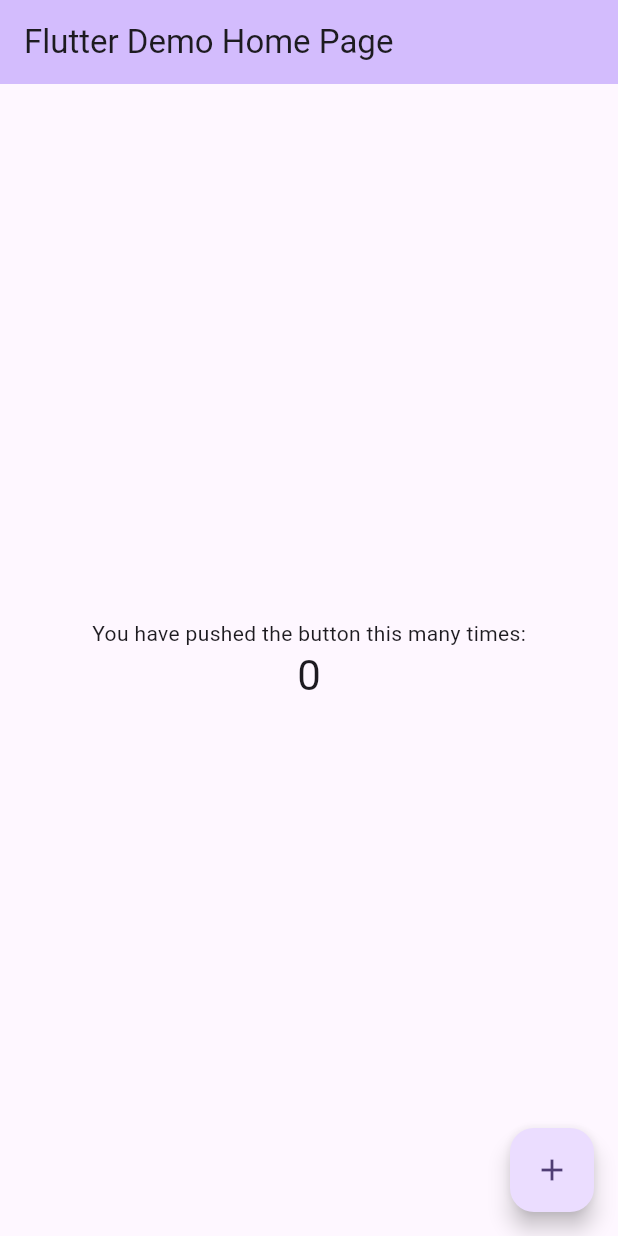
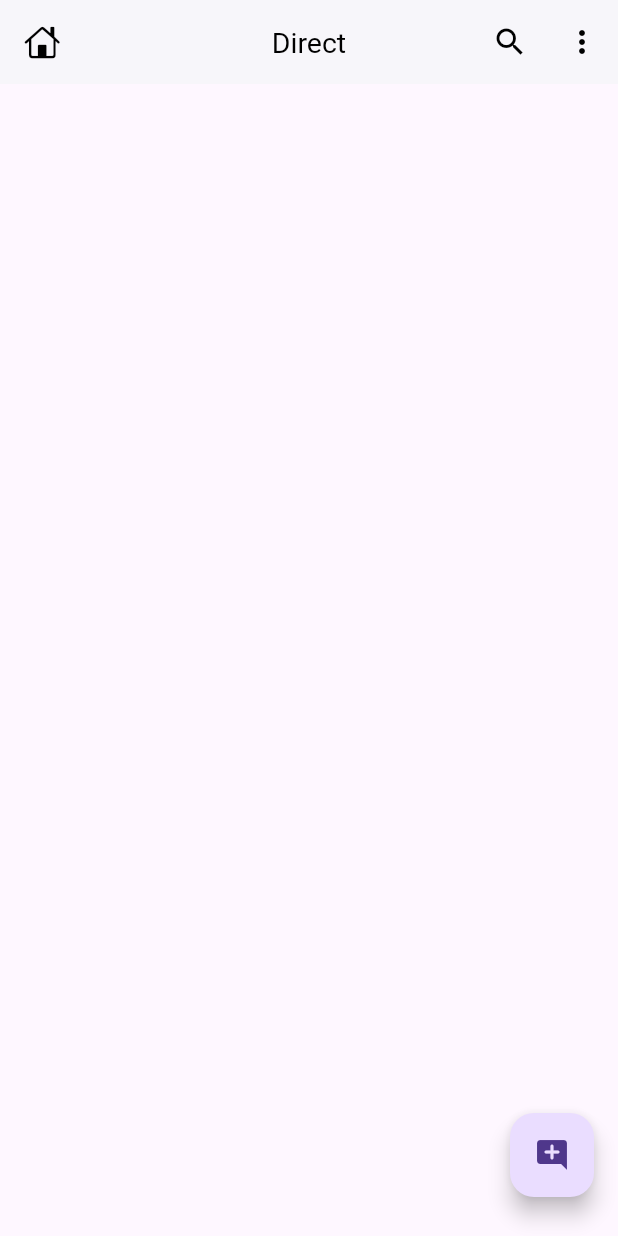
Before and after one commit to fran780/Direct, a Flutter app: the screen it shows after launch, on a phone screen of 412 x 824 dp. Run offline on Flutter 3.47's test engine with Material 3 defaults, Android fonts, the light colour scheme and no system bars.

Commit message:
Etapa 4
creacion de carpeta screen (la cual contendra todas las pantallas de dicho proyecto).
pantalla home_screen.dart creada y en etapa de incio, se trabajo en el AppBar como un tema, e iconos en la pantalla y un boton flotante.

```diff
--- a/lib/main.dart
+++ b/lib/main.dart
@@ -1,3 +1,4 @@
+import 'package:direct/screens/home_screen.dart';
 import 'package:flutter/material.dart';
 
 void main() {
@@ -7,119 +8,20 @@
 class MyApp extends StatelessWidget {
   const MyApp({super.key});
 
-  // This widget is the root of your application.
   @override
   Widget build(BuildContext context) {
     return MaterialApp(
-      title: 'Flutter Demo',
+      title: 'Direct',
       theme: ThemeData(
-        // This is the theme of your application.
-        //
-        // TRY THIS: Try running your application with "flutter run". You'll see
-        // the application has a purple toolbar. Then, without quitting the app,
-        // try changing the seedColor in the colorScheme below to Colors.green
-        // and then invoke "hot reload" (save your changes or press the "hot
-        // reload" button in a Flutter-supported IDE, or press "r" if you used
-        // the command line to start the app).
-        //
-        // Notice that the counter didn't reset back to zero; the application
-        // state is not lost during the reload. To reset the state, use hot
-        // restart instead.
-        //
-        // This works for code too, not just values: Most code changes can be
-        // tested with just a hot reload.
-        colorScheme: ColorScheme.fromSeed(seedColor: Colors.deepPurple),
-        useMaterial3: true,
-      ),
-      home: const MyHomePage(title: 'Flutter Demo Home Page'),
+          appBarTheme: const AppBarTheme(
+        centerTitle: true,
+        elevation: 1,
+        iconTheme: IconThemeData(color: Colors.black),
+        titleTextStyle: TextStyle(
+            color: Colors.black, fontWeight: FontWeight.normal, fontSize: 19),
+        backgroundColor: Colors.white,
+      )),
+      home: const HomeScreen(),
     );
   }
 }
-
-class MyHomePage extends StatefulWidget {
-  const MyHomePage({super.key, required this.title});
-
-  // This widget is the home page of your application. It is stateful, meaning
-  // that it has a State object (defined below) that contains fields that affect
-  // how it looks.
-
-  // This class is the configuration for the state. It holds the values (in this
-  // case the title) provided by the parent (in this case the App widget) and
-  // used by the build method of the State. Fields in a Widget subclass are
-  // always marked "final".
-
-  final String title;
-
-  @override
-  State<MyHomePage> createState() => _MyHomePageState();
-}
-
-class _MyHomePageState extends State<MyHomePage> {
-  int _counter = 0;
-
-  void _incrementCounter() {
-    setState(() {
-      // This call to setState tells the Flutter framework that something has
-      // changed in this State, which causes it to rerun the build method below
-      // so that the display can reflect the updated values. If we changed
-      // _counter without calling setState(), then the build method would not be
-      // called again, and so nothing would appear to happen.
-      _counter++;
-    });
-  }
-
-  @override
-  Widget build(BuildContext context) {
-    // This method is rerun every time setState is called, for instance as done
-    // by the _incrementCounter method above.
-    //
-    // The Flutter framework has been optimized to make rerunning build methods
-    // fast, so that you can just rebuild anything that needs updating rather
-    // than having to individually change instances of widgets.
-    return Scaffold(
-      appBar: AppBar(
-        // TRY THIS: Try changing the color here to a specific color (to
-        // Colors.amber, perhaps?) and trigger a hot reload to see the AppBar
-        // change color while the other colors stay the same.
-        backgroundColor: Theme.of(context).colorScheme.inversePrimary,
-        // Here we take the value from the MyHomePage object that was created by
-        // the App.build method, and use it to set our appbar title.
-        title: Text(widget.title),
-      ),
-      body: Center(
-        // Center is a layout widget. It takes a single child and positions it
-        // in the middle of the parent.
-        child: Column(
-          // Column is also a layout widget. It takes a list of children and
-          // arranges them vertically. By default, it sizes itself to fit its
-          // children horizontally, and tries to be as tall as its parent.
-          //
-          // Column has various properties to control how it sizes itself and
-          // how it positions its children. Here we use mainAxisAlignment to
-          // center the children vertically; the main axis here is the vertical
-          // axis because Columns are vertical (the cross axis would be
-          // horizontal).
-          //
-          // TRY THIS: Invoke "debug painting" (choose the "Toggle Debug Paint"
-          // action in the IDE, or press "p" in the console), to see the
-          // wireframe for each widget.
-          mainAxisAlignment: MainAxisAlignment.center,
-          children: <Widget>[
-            const Text(
-              'You have pushed the button this many times:',
-            ),
-            Text(
-              '$_counter',
-              style: Theme.of(context).textTheme.headlineMedium,
-            ),
-          ],
-        ),
-      ),
-      floatingActionButton: FloatingActionButton(
-        onPressed: _incrementCounter,
-        tooltip: 'Increment',
-        child: const Icon(Icons.add),
-      ), // This trailing comma makes auto-formatting nicer for build methods.
-    );
-  }
-}
--- /dev/null
+++ b/lib/screens/home_screen.dart
@@ -0,0 +1,33 @@
+import 'package:flutter/cupertino.dart';
+import 'package:flutter/material.dart';
+
+class HomeScreen extends StatefulWidget {
+  const HomeScreen({super.key});
+
+  @override
+  State<HomeScreen> createState() => _HomeScreenState();
+}
+
+class _HomeScreenState extends State<HomeScreen> {
+  @override
+  Widget build(BuildContext context) {
+    return Scaffold(
+      appBar: AppBar(
+        leading: Icon(CupertinoIcons.home),
+        title: const Text('Direct'),
+        actions: [
+          //boton para buscar usuarios
+          IconButton(onPressed: () {}, icon: const Icon(Icons.search)),
+          //boton de mas opciones
+          IconButton(onPressed: () {}, icon: const Icon(Icons.more_vert))
+        ],
+      ),
+      //Boton flotante para agregar un nuevo usuario
+      floatingActionButton: Padding(
+        padding: const EdgeInsets.only(bottom: 10),
+        child: FloatingActionButton(
+            onPressed: () {}, child: const Icon(Icons.add_comment_rounded)),
+      ),
+    );
+  }
+}
```
